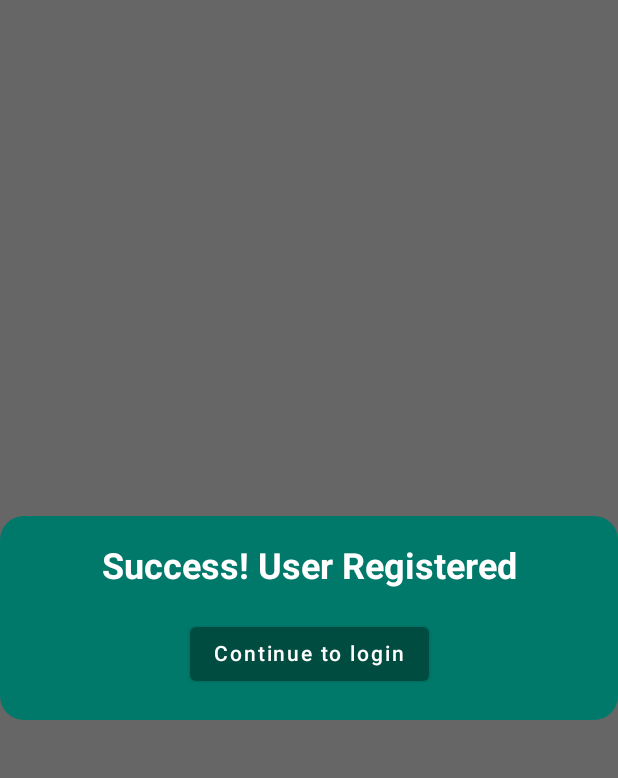
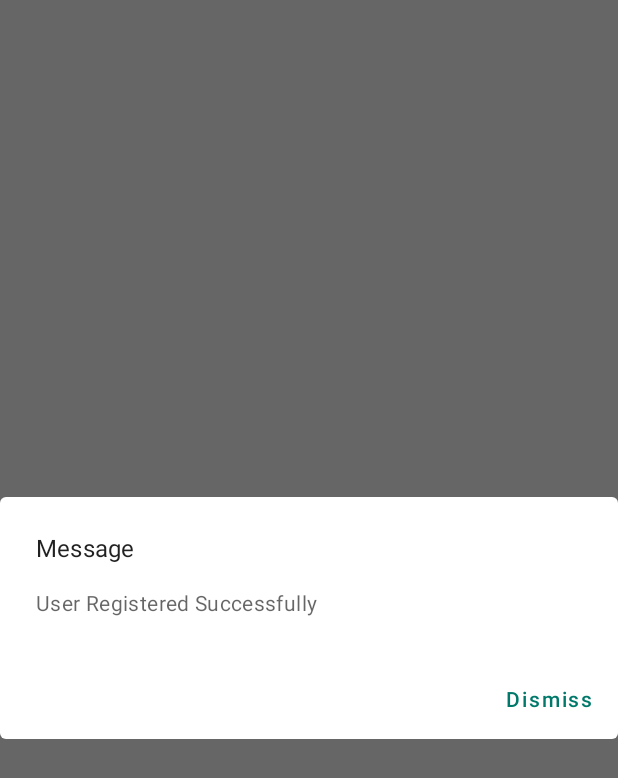
Before and after one commit to Abhi6921/kotlin-news-reader-app, an Android app built with Jetpack Compose: the composable SuccessDialog shown on its own in the app's theme, on a phone screen of 412 x 824 dp. Shown: the top 778 px of the screen. Run offline under Robolectric (Android 15) with nearby library versions, the phone set to English and light mode, and no system bars; our stand-ins replace accompanist.

Commit message:
final code refactored.

```diff
--- a/app/src/main/java/nl/narvekar/abhishek/student649744/api/NewsApi.kt
+++ b/app/src/main/java/nl/narvekar/abhishek/student649744/api/NewsApi.kt
@@ -1,11 +1,8 @@
 package nl.narvekar.abhishek.student649744.api
 
-import nl.narvekar.abhishek.student649744.Constants.BASE_URL
 import nl.narvekar.abhishek.student649744.data.*
 import retrofit2.Call
 import retrofit2.Response
-import retrofit2.Retrofit
-import retrofit2.converter.gson.GsonConverterFactory
 import retrofit2.http.*
 
 
@@ -31,7 +28,7 @@ interface NewsApi {
     @GET("api/Articles/liked")
     suspend fun getAllLikedArticles(@Header("x-authtoken") authToken: String) : ArticleList
 
-    @PUT("api/articles/{id}/like")
+    @PUT("api/Articles/{id}/like")
     suspend fun addLikedArticle(
         @Header("x-authtoken") authToken: String,
         @Path("id") articleId: Int
--- a/app/src/main/java/nl/narvekar/abhishek/student649744/api/RetrofitInstance.kt
+++ b/app/src/main/java/nl/narvekar/abhishek/student649744/api/RetrofitInstance.kt
@@ -1,6 +1,6 @@
 package nl.narvekar.abhishek.student649744.api
 
-import nl.narvekar.abhishek.student649744.Constants.BASE_URL
+import nl.narvekar.abhishek.student649744.utils.Constants.BASE_URL
 import okhttp3.OkHttpClient
 import okhttp3.logging.HttpLoggingInterceptor
 import retrofit2.Retrofit
--- a/app/src/main/java/nl/narvekar/abhishek/student649744/fragments/components/RegisterSucessDialog.kt
+++ b/app/src/main/java/nl/narvekar/abhishek/student649744/fragments/components/RegisterSucessDialog.kt
@@ -7,6 +7,7 @@ import androidx.compose.runtime.Composable
 import androidx.compose.ui.Alignment
 import androidx.compose.ui.Modifier
 import androidx.compose.ui.graphics.Color
+import androidx.compose.ui.res.stringResource
 import androidx.compose.ui.text.TextStyle
 import androidx.compose.ui.text.font.FontFamily
 import androidx.compose.ui.text.font.FontWeight
@@ -14,48 +15,29 @@ import androidx.compose.ui.tooling.preview.Preview
 import androidx.compose.ui.unit.dp
 import androidx.compose.ui.unit.sp
 import androidx.compose.ui.window.Dialog
-
+import androidx.navigation.NavController
+import nl.narvekar.abhishek.student649744.R
+import nl.narvekar.abhishek.student649744.navigation.Routes
+import okhttp3.Route
 
 
 @Composable
 fun SuccessDialog(setShowDialog: (Boolean) -> Unit) {
 
-    Dialog(onDismissRequest = {  }) {
-        Surface(
-            shape = RoundedCornerShape(16.dp),
-            color = MaterialTheme.colors.primary
-        ) {
-            Box(
-                contentAlignment = Alignment.Center
-            ) {
-                Column(modifier = Modifier.padding(20.dp)) {
-                    Column(
-                        modifier = Modifier.fillMaxWidth(),
-                        horizontalAlignment = Alignment.CenterHorizontally,
-                        verticalArrangement = Arrangement.Center
-                    ) {
-                        Text(
-                            text = "Success! User Registered",
-                            style = TextStyle(
-                                fontSize = 24.sp,
-                                fontFamily = FontFamily.Default,
-                                fontWeight = FontWeight.Bold,
-                                color = MaterialTheme.colors.onPrimary
-                            ),
-                        )
-                        Spacer(modifier = Modifier.height(20.dp))
-                        Box(modifier = Modifier.padding(40.dp, 0.dp, 40.dp, 0.dp)) {
-                            Button(onClick = {
-                                //setShowDialog(false)
-                            },
-                                colors = ButtonDefaults.buttonColors(backgroundColor = MaterialTheme.colors.primaryVariant)
-                            ) {
-                                Text(text = "Continue to login")
-                            }
-                        }
-                    }
-                }
+    AlertDialog(
+        onDismissRequest = {  },
+        title = {
+            Text(text = stringResource(R.string.ui_dialog_title_text))
+        },
+        text = {
+            Text(text = stringResource(R.string.ui_success_dialog_message))
+        },
+        confirmButton = {
+            TextButton(onClick = {
+                setShowDialog(false)
+            }) {
+                Text(text = stringResource(R.string.ui_dismiss_button_text))
             }
         }
-    }
+    )
 }
--- a/app/src/main/java/nl/narvekar/abhishek/student649744/navigation/Navigation.kt
+++ b/app/src/main/java/nl/narvekar/abhishek/student649744/navigation/Navigation.kt
@@ -1,17 +1,14 @@
 package nl.narvekar.abhishek.student649744.navigation
 
-import android.content.SharedPreferences
 import android.os.Build
 import androidx.annotation.RequiresApi
 import androidx.compose.runtime.Composable
-import androidx.compose.runtime.collectAsState
 import androidx.navigation.NavType
 import androidx.navigation.compose.NavHost
 import androidx.navigation.compose.composable
 import androidx.navigation.compose.rememberNavController
 import androidx.navigation.navArgument
-import nl.narvekar.abhishek.student649744.Session
-import nl.narvekar.abhishek.student649744.data.Article
+import nl.narvekar.abhishek.student649744.utils.Session
 import nl.narvekar.abhishek.student649744.fragments.*
 import nl.narvekar.abhishek.student649744.viewModel.*
 
--- a/app/src/main/java/nl/narvekar/abhishek/student649744/viewModel/ArticleDetailViewModel.kt
+++ b/app/src/main/java/nl/narvekar/abhishek/student649744/viewModel/ArticleDetailViewModel.kt
@@ -4,15 +4,11 @@ import android.util.Log
 import androidx.compose.runtime.getValue
 import androidx.compose.runtime.mutableStateOf
 import androidx.compose.runtime.setValue
-import androidx.compose.ui.platform.LocalContext
-import androidx.compose.ui.res.stringResource
 import androidx.lifecycle.ViewModel
 import androidx.lifecycle.viewModelScope
 import kotlinx.coroutines.Dispatchers
 import kotlinx.coroutines.launch
-import nl.narvekar.abhishek.student649744.R
-import nl.narvekar.abhishek.student649744.Session
-import nl.narvekar.abhishek.student649744.api.NewsApi
+import nl.narvekar.abhishek.student649744.utils.Session
 import nl.narvekar.abhishek.student649744.api.RetrofitInstance
 import nl.narvekar.abhishek.student649744.data.ArticleList
 
--- a/app/src/main/java/nl/narvekar/abhishek/student649744/viewModel/ArticlePager.kt
+++ b/app/src/main/java/nl/narvekar/abhishek/student649744/viewModel/ArticlePager.kt
@@ -2,8 +2,7 @@ package nl.narvekar.abhishek.student649744.viewModel
 
 import androidx.paging.PagingSource
 import androidx.paging.PagingState
-import nl.narvekar.abhishek.student649744.Session
-import nl.narvekar.abhishek.student649744.api.NewsApi
+import nl.narvekar.abhishek.student649744.utils.Session
 import nl.narvekar.abhishek.student649744.api.RetrofitInstance
 import nl.narvekar.abhishek.student649744.data.Article
 import nl.narvekar.abhishek.student649744.data.ArticleList
--- a/app/src/main/java/nl/narvekar/abhishek/student649744/viewModel/LoginViewModel.kt
+++ b/app/src/main/java/nl/narvekar/abhishek/student649744/viewModel/LoginViewModel.kt
@@ -2,17 +2,13 @@ package nl.narvekar.abhishek.student649744.viewModel
 
 
 import android.content.Context
-import android.content.SharedPreferences
 import android.widget.Toast
-import androidx.compose.runtime.*
 import androidx.lifecycle.ViewModel
 import androidx.lifecycle.viewModelScope
 import androidx.navigation.NavController
 import kotlinx.coroutines.Dispatchers
-import kotlinx.coroutines.delay
 import kotlinx.coroutines.launch
-import nl.narvekar.abhishek.student649744.Session
-import nl.narvekar.abhishek.student649744.api.NewsApi
+import nl.narvekar.abhishek.student649744.utils.Session
 import nl.narvekar.abhishek.student649744.api.RetrofitInstance
 import nl.narvekar.abhishek.student649744.data.LoginResponse
 import nl.narvekar.abhishek.student649744.data.User
--- a/app/src/main/res/values/strings.xml
+++ b/app/src/main/res/values/strings.xml
@@ -22,6 +22,11 @@
     <string name="ui_register_successful_message">Registration Successful!</string>
     <string name="ui_register_failure_message">Registeration Failure!:</string>
 
+    <!--Register Dialog Strings-->
+    <string name="ui_dialog_title_text">Message</string>
+    <string name="ui_success_dialog_message">User Registered Successfully</string>
+    <string name="ui_dismiss_button_text">Dismiss</string>
+
     <!--HomeScreen Strings-->
     <string name="ui_home_screen_title">News Articles</string>
     <string name="ui_cannot_load_articles_from_api">Error loading articles from database</string>
```
Also changed, not shown: app/src/main/java/nl/narvekar/abhishek/student649744/Constants.kt (deleted, +0 -11 lines), app/src/main/java/nl/narvekar/abhishek/student649744/MainActivity.kt (+1 -17 lines), app/src/main/java/nl/narvekar/abhishek/student649744/fragments/FavoritesScreen.kt (+10 -13 lines), app/src/main/java/nl/narvekar/abhishek/student649744/fragments/RegisterScreen.kt (+2 -48 lines), app/src/main/java/nl/narvekar/abhishek/student649744/fragments/SplashScreen.kt (+4 -5 lines), app/src/main/java/nl/narvekar/abhishek/student649744/utils/Constants.kt (added, +11 -0 lines), app/src/main/java/nl/narvekar/abhishek/student649744/utils/Session.kt (renamed from app/src/main/java/nl/narvekar/abhishek/student649744/Session.kt, +14 -5 lines), app/src/main/java/nl/narvekar/abhishek/student649744/viewModel/FavoritesViewModel.kt (+2 -7 lines), app/src/main/java/nl/narvekar/abhishek/student649744/viewModel/RegisterViewModel.kt (+14 -9 lines).
